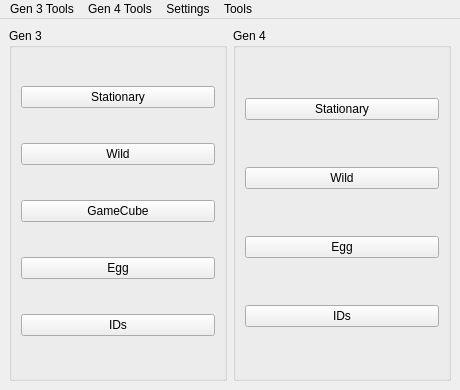
Before: the Qt Designer form Forms/MainWindow.ui in Admiral-Fish/PokeFinder, drawn with Qt 5.
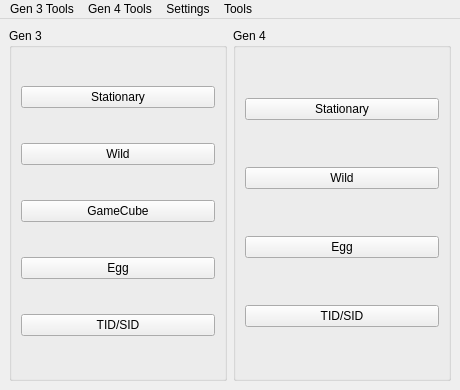
After: the same form once the commit is applied. Icons and pictures are not drawn.

Commit message: Change button text

Diff of the .ui file:
```diff
--- a/Forms/MainWindow.ui
+++ b/Forms/MainWindow.ui
@@ -62,7 +62,7 @@
        <item row="4" column="0">
         <widget class="QPushButton" name="pushButtonIDs3">
          <property name="text">
-          <string>IDs</string>
+          <string>TID/SID</string>
          </property>
         </widget>
        </item>
@@ -99,7 +99,7 @@
        <item row="3" column="0">
         <widget class="QPushButton" name="pushButtonIDs4">
          <property name="text">
-          <string>IDs</string>
+          <string>TID/SID</string>
          </property>
         </widget>
        </item>
```
